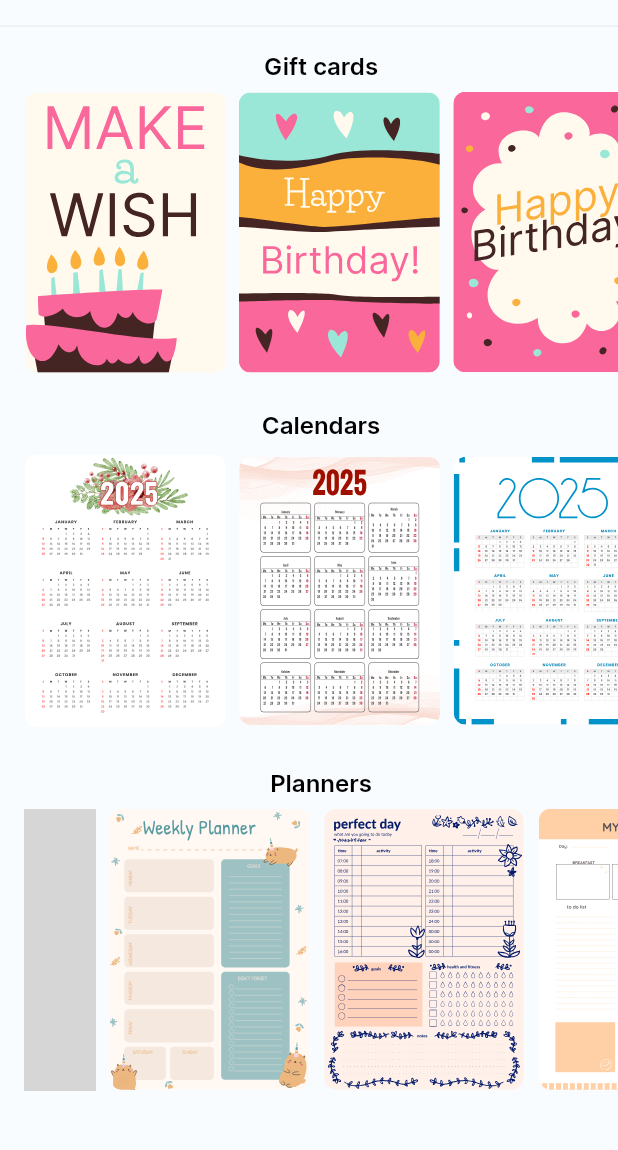
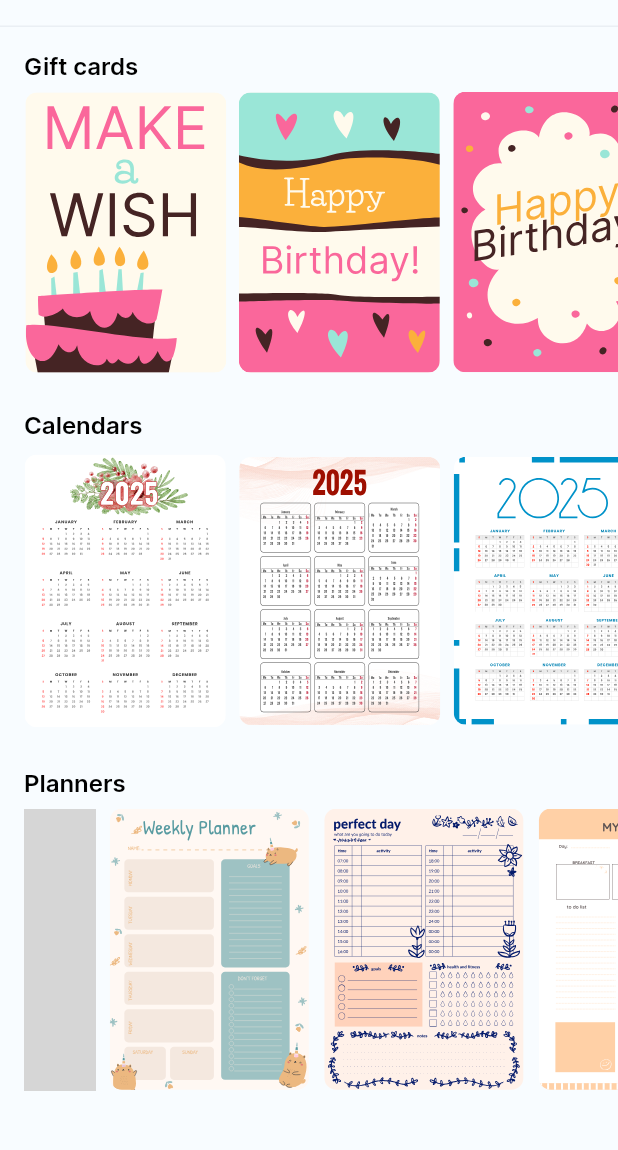
Before and after one commit to kent0505/printer_app, a Flutter app: the PrintablesScreen screen opened by its route, on a phone screen of 412 x 824 dp, the part 63-1213 px from its top. Run offline on Flutter 3.47's test engine with Material 3 defaults, Android fonts, the phone set to English and light mode, and no system bars; our stand-ins replace connectivity_plus, file_picker, flutter_bloc, flutter_svg, go_router, pdf and 6 more; missing offline and left inert: photo_manager; accounts and stored records are empty; grey boxes are pictures that could not be loaded.

Commit message:
printables done

```diff
--- a/lib/src/features/printables/screens/printables_screen.dart
+++ b/lib/src/features/printables/screens/printables_screen.dart
@@ -54,6 +54,7 @@ class PrintablesScreen extends StatelessWidget {
               Assets.planner5,
             ],
           ),
+          SizedBox(height: 16),
         ],
       ),
     );
@@ -74,6 +75,7 @@ class _Card extends StatelessWidget {
     final colors = Theme.of(context).extension<MyColors>()!;
 
     return Column(
+      crossAxisAlignment: CrossAxisAlignment.start,
       children: [
         Padding(
           padding: const EdgeInsets.only(
@@ -91,15 +93,14 @@ class _Card extends StatelessWidget {
         ),
         SizedBox(
           height: 188,
-          child: ListView(
+          child: ListView.builder(
             padding: const EdgeInsets.only(
               left: 16,
               right: 8,
             ),
             scrollDirection: Axis.horizontal,
-            children: List.generate(
-              assets.length,
-              (index) {
+            itemCount: assets.length,
+            itemBuilder: (context, index) {
               final asset = assets[index];
 
               return Padding(
@@ -123,7 +124,6 @@ class _Card extends StatelessWidget {
             },
           ),
         ),
-        ),
       ],
     );
   }
--- a/pubspec.yaml
+++ b/pubspec.yaml
@@ -21,6 +21,12 @@ dependencies:
   file_picker: ^10.1.9
   pdf: ^3.11.3
   printing: ^5.14.2
+  share_plus: ^10.1.4
+  path_provider: ^2.1.5
+  screenshot: ^3.0.0
+  # vip
+  purchases_flutter: ^8.7.4
+  purchases_ui_flutter: ^8.7.4
   ###
 dev_dependencies:
   flutter_test:
```
Also changed, not shown: lib/src/features/printables/screens/printables_detail_screen.dart (+94 -7 lines), pubspec.lock, 2 other files. Lines whose indentation alone changed are shown as unchanged.
